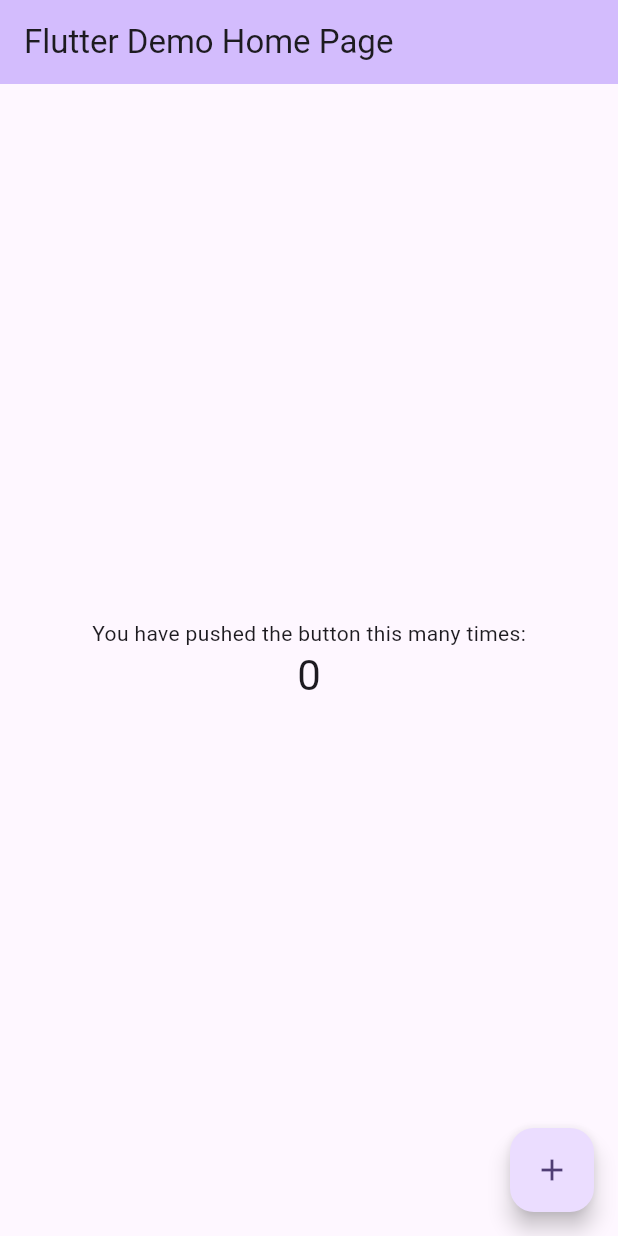
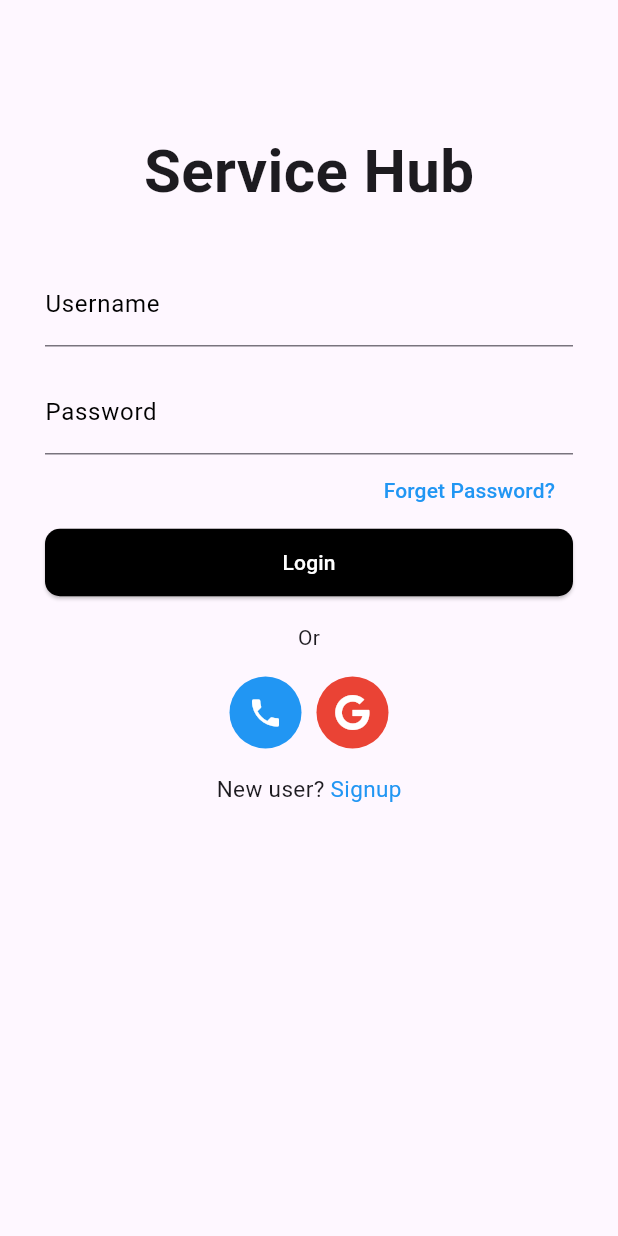
Before and after one commit to leehourr/service-hub-flutter, a Flutter app: the screen it shows after launch, on a phone screen of 412 x 824 dp. Run offline on Flutter 3.47's test engine with Material 3 defaults, Android fonts, the phone set to English and light mode, and no system bars; our stand-ins replace font_awesome_flutter.

Commit message:
added: login screen

```diff
--- a/lib/main.dart
+++ b/lib/main.dart
@@ -1,4 +1,5 @@
 import 'package:flutter/material.dart';
+import 'package:service_hub/screen/auth/login_screen.dart';
 
 void main() {
   runApp(const MyApp());
@@ -10,116 +11,8 @@ class MyApp extends StatelessWidget {
   // This widget is the root of your application.
   @override
   Widget build(BuildContext context) {
-    return MaterialApp(
-      title: 'Flutter Demo',
-      theme: ThemeData(
-        // This is the theme of your application.
-        //
-        // TRY THIS: Try running your application with "flutter run". You'll see
-        // the application has a purple toolbar. Then, without quitting the app,
-        // try changing the seedColor in the colorScheme below to Colors.green
-        // and then invoke "hot reload" (save your changes or press the "hot
-        // reload" button in a Flutter-supported IDE, or press "r" if you used
-        // the command line to start the app).
-        //
-        // Notice that the counter didn't reset back to zero; the application
-        // state is not lost during the reload. To reset the state, use hot
-        // restart instead.
-        //
-        // This works for code too, not just values: Most code changes can be
-        // tested with just a hot reload.
-        colorScheme: ColorScheme.fromSeed(seedColor: Colors.deepPurple),
-        useMaterial3: true,
-      ),
-      home: const MyHomePage(title: 'Flutter Demo Home Page'),
+    return const MaterialApp(
+      home: LoginScreen(),
     );
   }
 }
-
-class MyHomePage extends StatefulWidget {
-  const MyHomePage({super.key, required this.title});
-
-  // This widget is the home page of your application. It is stateful, meaning
-  // that it has a State object (defined below) that contains fields that affect
-  // how it looks.
-
-  // This class is the configuration for the state. It holds the values (in this
-  // case the title) provided by the parent (in this case the App widget) and
-  // used by the build method of the State. Fields in a Widget subclass are
-  // always marked "final".
-
-  final String title;
-
-  @override
-  State<MyHomePage> createState() => _MyHomePageState();
-}
-
-class _MyHomePageState extends State<MyHomePage> {
-  int _counter = 0;
-
-  void _incrementCounter() {
-    setState(() {
-      // This call to setState tells the Flutter framework that something has
-      // changed in this State, which causes it to rerun the build method below
-      // so that the display can reflect the updated values. If we changed
-      // _counter without calling setState(), then the build method would not be
-      // called again, and so nothing would appear to happen.
-      _counter++;
-    });
-  }
-
-  @override
-  Widget build(BuildContext context) {
-    // This method is rerun every time setState is called, for instance as done
-    // by the _incrementCounter method above.
-    //
-    // The Flutter framework has been optimized to make rerunning build methods
-    // fast, so that you can just rebuild anything that needs updating rather
-    // than having to individually change instances of widgets.
-    return Scaffold(
-      appBar: AppBar(
-        // TRY THIS: Try changing the color here to a specific color (to
-        // Colors.amber, perhaps?) and trigger a hot reload to see the AppBar
-        // change color while the other colors stay the same.
-        backgroundColor: Theme.of(context).colorScheme.inversePrimary,
-        // Here we take the value from the MyHomePage object that was created by
-        // the App.build method, and use it to set our appbar title.
-        title: Text(widget.title),
-      ),
-      body: Center(
-        // Center is a layout widget. It takes a single child and positions it
-        // in the middle of the parent.
-        child: Column(
-          // Column is also a layout widget. It takes a list of children and
-          // arranges them vertically. By default, it sizes itself to fit its
-          // children horizontally, and tries to be as tall as its parent.
-          //
-          // Column has various properties to control how it sizes itself and
-          // how it positions its children. Here we use mainAxisAlignment to
-          // center the children vertically; the main axis here is the vertical
-          // axis because Columns are vertical (the cross axis would be
-          // horizontal).
-          //
-          // TRY THIS: Invoke "debug painting" (choose the "Toggle Debug Paint"
-          // action in the IDE, or press "p" in the console), to see the
-          // wireframe for each widget.
-          mainAxisAlignment: MainAxisAlignment.center,
-          children: <Widget>[
-            const Text(
-              'You have pushed the button this many times:',
-            ),
-            Text(
-              '$_counter',
-              style: Theme.of(context).textTheme.headlineMedium,
-            ),
-          ],
-        ),
-      ),
-      floatingActionButton: FloatingActionButton(
-        onPressed: _incrementCounter,
-        tooltip: 'Increment',
-        child: const Icon(Icons.add),
-      ), // This trailing comma makes auto-formatting nicer for build methods.
-    );
-  }
-}
--- /dev/null
+++ b/lib/screen/auth/login_screen.dart
@@ -0,0 +1,200 @@
+import 'dart:developer';
+
+import 'package:flutter/material.dart';
+
+import 'package:font_awesome_flutter/font_awesome_flutter.dart';
+
+class LoginScreen extends StatefulWidget {
+  const LoginScreen({super.key});
+
+  @override
+  State<LoginScreen> createState() => _LoginScreenState();
+}
+
+class _LoginScreenState extends State<LoginScreen> {
+  final _formKey = GlobalKey<FormState>();
+  final TextEditingController usernameController = TextEditingController();
+  final TextEditingController passwordController = TextEditingController();
+
+  @override
+  @override
+  Widget build(BuildContext context) {
+    return Scaffold(
+        appBar: AppBar(
+          automaticallyImplyLeading: false,
+        ),
+        body: SingleChildScrollView(
+          child: Padding(
+            padding: const EdgeInsets.all(30),
+            child: Column(
+              crossAxisAlignment: CrossAxisAlignment.center,
+              mainAxisAlignment: MainAxisAlignment.center,
+              children: [
+                const Text(
+                  'Service Hub',
+                  style: TextStyle(
+                    fontSize: 40.0,
+                    fontWeight: FontWeight.bold,
+                  ),
+                ),
+                const SizedBox(height: 32.0),
+                Form(
+                  key: _formKey,
+                  child: Column(
+                    children: [
+                      TextFormField(
+                        controller: usernameController,
+                        decoration: const InputDecoration(
+                          labelText: 'Username',
+                          focusedBorder: OutlineInputBorder(
+                            borderSide: BorderSide(color: Colors.black),
+                          ),
+                          labelStyle: TextStyle(
+                            color: Colors.black, // Placeholder color
+                          ),
+                        ),
+                        validator: (value) {
+                          if (value == null || value.isEmpty) {
+                            return 'Please enter a username';
+                          }
+                          return null;
+                        },
+                      ),
+                      const SizedBox(height: 16.0),
+                      TextFormField(
+                        controller: passwordController,
+                        obscureText: true,
+                        decoration: const InputDecoration(
+                          labelText: 'Password',
+                          focusedBorder: OutlineInputBorder(
+                            borderSide: BorderSide(color: Colors.black),
+                          ),
+                          labelStyle: TextStyle(
+                            color: Colors.black, // Placeholder color
+                          ),
+                        ),
+                        validator: (value) {
+                          if (value == null || value.isEmpty) {
+                            return 'Please enter a password';
+                          }
+                          return null;
+                        },
+                      ),
+                      // const SizedBox(height: 4.0),
+                      // const SizedBox(height: 8.0),
+                      Align(
+                        alignment: Alignment.centerRight,
+                        child: TextButton(
+                          onPressed: () {
+                            // Handle forget password action
+                            log('Forget Password clicked');
+                          },
+                          child: const Text(
+                            'Forget Password?',
+                            style: TextStyle(color: Colors.blue),
+                          ),
+                        ),
+                      ),
+                      ElevatedButton(
+                        style: ElevatedButton.styleFrom(
+                          backgroundColor: Colors.black,
+                          shape: RoundedRectangleBorder(
+                            borderRadius: BorderRadius.circular(
+                                10.0), // Adjust the radius as needed
+                          ),
+                          minimumSize: const Size.fromHeight(45),
+                        ),
+                        onPressed: () {
+                          if (_formKey.currentState?.validate() ?? false) {
+                            // Validation passed, handle login
+                            final username = usernameController.text;
+                            final password = passwordController.text;
+
+                            // Replace this with your authentication logic
+                            log('Username: $username, Password: $password');
+                          }
+                        },
+                        child: const Text(
+                          'Login',
+                          style: TextStyle(color: Colors.white),
+                        ),
+                      ),
+
+                      const SizedBox(height: 16.0),
+                      const Align(
+                          alignment: Alignment.center, child: Text('Or')),
+                      const SizedBox(height: 16.0),
+                      Row(
+                        mainAxisAlignment: MainAxisAlignment.center,
+                        children: [
+                          Container(
+                            margin: const EdgeInsets.only(right: 10.0),
+                            decoration: BoxDecoration(
+                              color: Colors
+                                  .blue, // Set your desired background color here
+                              borderRadius: BorderRadius.circular(
+                                  25.0), // Adjust the radius as needed
+                            ),
+                            child: IconButton(
+                              icon: const Icon(Icons.phone),
+                              color: Colors.white,
+                              // padding: const EdgeInsets.all(2.0),
+                              tooltip: 'Phone',
+                              onPressed: () {
+                                log('Phone authentication clicked');
+                              },
+                            ),
+                          ),
+                          Container(
+                            decoration: BoxDecoration(
+                              color: const Color(
+                                  0xFFEA4335), // Set your desired background color here
+                              borderRadius: BorderRadius.circular(
+                                  25.0), // Adjust the radius as needed
+                            ),
+                            child: IconButton(
+                              icon: const FaIcon(FontAwesomeIcons.google),
+                              color: Colors.white,
+                              // padding: const EdgeInsets.all(2.0),
+                              tooltip: 'Google',
+                              onPressed: () {
+                                log('Google authentication clicked');
+                              },
+                            ),
+                          ),
+                        ],
+                      ),
+
+                      const SizedBox(height: 16.0),
+                      Row(
+                        crossAxisAlignment: CrossAxisAlignment.center,
+                        mainAxisAlignment: MainAxisAlignment.center,
+                        children: [
+                          const Text(
+                            'New user?',
+                            style: TextStyle(
+                              fontSize: 15,
+                            ),
+                          ),
+                          InkWell(
+                            onTap: () {
+                              // Handle signup action
+                              log('Signup clicked');
+                            },
+                            child: const Text(
+                              ' Signup',
+                              style:
+                                  TextStyle(fontSize: 15, color: Colors.blue),
+                            ),
+                          )
+                        ],
+                      ),
+                    ],
+                  ),
+                ),
+              ],
+            ),
+          ),
+        ));
+  }
+}
```
Also changed, not shown: pubspec.yaml (+4 -5 lines), lib/screen/auth/signup_screen.dart (added), lib/screen/home.dart (added), pubspec.lock.
